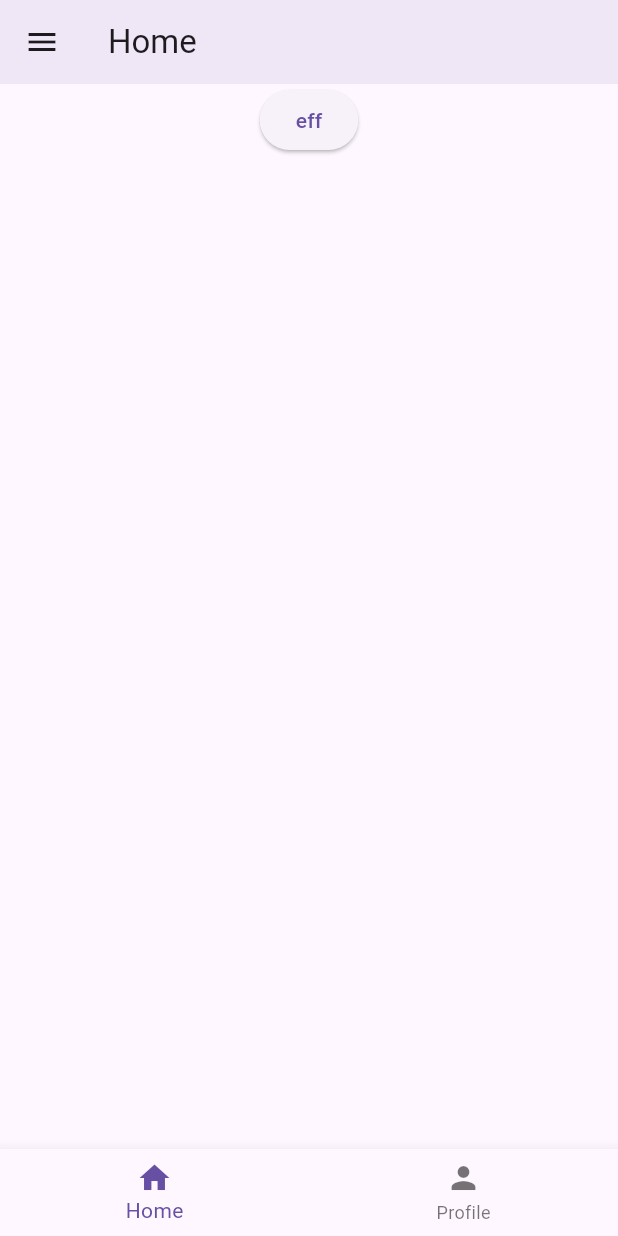
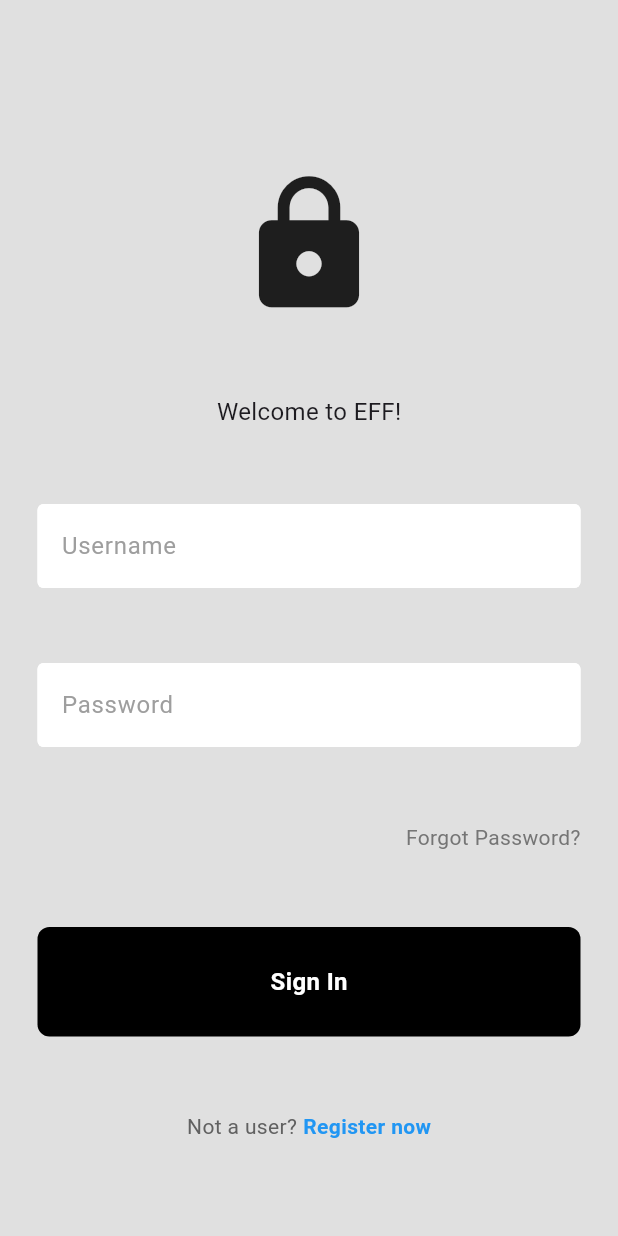
Before and after one commit to Sudharsanan11/Flutter-Project-EFF-, a Flutter app: the screen it shows after launch, on a phone screen of 412 x 824 dp. Run offline on Flutter 3.47's test engine with Material 3 defaults, Android fonts, the phone set to English and light mode, and no system bars.

Commit message:
feat: login page

```diff
--- /dev/null
+++ b/lib/Authentication/login.dart
@@ -0,0 +1,85 @@
+import 'package:erpnext_logistics_mobile/fields/button.dart';
+import 'package:flutter/material.dart';
+import 'package:erpnext_logistics_mobile/fields/text.dart';
+
+class LoginPage extends StatelessWidget {
+  LoginPage({super.key});
+
+  final usernameController = TextEditingController();
+  final passwordController = TextEditingController();
+
+  void signUserIn() {}
+
+  @override
+  Widget build(BuildContext context) {
+    return Scaffold(
+      backgroundColor: Colors.grey[300],
+      body: SafeArea(
+        child: Center(
+          child: Column(
+            mainAxisAlignment: MainAxisAlignment.center,
+            children: [
+              const SizedBox(height: 50),
+              const Icon(
+                Icons.lock,
+                size: 100,
+              ),
+              const SizedBox(height: 50),
+              const Text(
+                "Welcome to EFF!",
+                style: TextStyle(
+                  fontSize: 16,
+                ),
+              ),
+              const SizedBox(height: 50),
+              LoginText(
+                controller: usernameController,
+                hintText: 'Username',
+                obscureText: false,
+              ),
+              const SizedBox(height: 50),
+              LoginText(
+                controller: passwordController,
+                hintText: 'Password',
+                obscureText: true,
+              ),
+              const SizedBox(height: 50),
+              Padding(
+                padding: const EdgeInsets.symmetric(horizontal: 25.0),
+                child: Row(
+                  mainAxisAlignment: MainAxisAlignment.end,
+                  children: [
+                    Text(
+                      'Forgot Password?',
+                      style: TextStyle(color: Colors.grey[600]),
+                    ),
+                  ],
+                ),
+              ),
+              const SizedBox(height: 50),
+              MyButton(
+                onTap: signUserIn,
+              ),
+              const SizedBox(height: 50),
+              Row(
+                mainAxisAlignment: MainAxisAlignment.center,
+                children: [
+                  Text(
+                    'Not a user?',
+                    style: TextStyle(color: Colors.grey[700]),
+                  ),
+                  const SizedBox(width: 4),
+                  const Text(
+                    'Register now',
+                    style: TextStyle(
+                        color: Colors.blue, fontWeight: FontWeight.bold),
+                  )
+                ],
+              )
+            ],
+          ),
+        ),
+      ),
+    );
+  }
+}
--- /dev/null
+++ b/lib/api_endpoints.dart
@@ -0,0 +1,9 @@
+class ApiEndpoints {
+  static final String baseUrl = "http://192.168.1.29:8000/api/method/";
+  static _AuthEndPoints authEndpoints = _AuthEndPoints();
+}
+
+class _AuthEndPoints {
+  final String registerEmail = '';
+  final String loginEmail = 'login';
+}
--- a/lib/api_service.dart
+++ b/lib/api_service.dart
@@ -1,6 +1,5 @@
 import 'dart:convert';
 
-import 'package:flutter_dotenv/flutter_dotenv.dart';
 import 'package:http/http.dart' as http;
 
 
@@ -13,9 +12,8 @@ class ApiService {
   final String apiSecret = "87d8de62bc1b513";
 
   Future<Map<String, dynamic>> getresources(String resource) async {
-    final url = "http://192.168.1.18:8003";
     final response = await http.get(
-      Uri.parse(url+resource),
+      Uri.parse(baseurl+resource),
       headers: {
         'Content-Type': 'application/json',
         'Authorization': 'token $apikey:$apiSecret',
--- /dev/null
+++ b/lib/fields/button.dart
@@ -0,0 +1,26 @@
+import 'package:flutter/material.dart';
+
+class MyButton extends StatelessWidget {
+
+  final Function()? onTap;
+
+  const MyButton({super.key, required this.onTap});
+
+  @override
+  Widget build(BuildContext context) {
+    return GestureDetector(
+      onTap: onTap,
+      child: Container(
+        padding: const EdgeInsets.all(25),
+        margin: const EdgeInsets.symmetric(horizontal: 25),
+        decoration: BoxDecoration(color: Colors.black,borderRadius: BorderRadius.circular(8)),
+        child: const Center(
+          child: Text(
+            "Sign In",
+            style: TextStyle(color: Colors.white, fontWeight: FontWeight.bold, fontSize: 16),
+          ),
+        ),
+      ),
+    );
+  }
+}
--- /dev/null
+++ b/lib/fields/text.dart
@@ -0,0 +1,37 @@
+import 'package:flutter/material.dart';
+
+class LoginText extends StatelessWidget {
+  final controller;
+  final String hintText;
+  final bool obscureText;
+
+  const LoginText({
+    super.key,
+    required this.controller,
+    required this.hintText,
+    required this.obscureText,
+  });
+
+  @override
+  Widget build(BuildContext context) {
+    return Padding(
+      padding: const EdgeInsets.symmetric(horizontal: 25.0),
+      child: TextField(
+        controller: controller,
+        obscureText: obscureText,
+        decoration: InputDecoration(
+          enabledBorder: const OutlineInputBorder(
+            borderSide: BorderSide(color: Colors.white),
+          ),
+          focusedBorder: const OutlineInputBorder(
+            borderSide: BorderSide(color: Colors.grey),
+          ),
+          fillColor: Colors.white,
+          filled: true,
+          hintText: hintText,
+          hintStyle: TextStyle(color: Colors.grey[500])
+        ),
+      ),
+    );
+  }
+}
--- a/lib/main.dart
+++ b/lib/main.dart
@@ -5,14 +5,14 @@ import 'package:flutter/material.dart';
 // import 'package:eff_logistics/modules/assigned_order.dart';
 import "package:erpnext_logistics_mobile/modules/app_drawer.dart";
 import 'package:erpnext_logistics_mobile/modules/navigation_bar.dart';
-import 'package:flutter_dotenv/flutter_dotenv.dart';
 import "package:http/http.dart" as http;
 import 'package:erpnext_logistics_mobile/api_service.dart';
+import 'package:erpnext_logistics_mobile/Authentication/login.dart';
 
 Future<void> main() async{
   // await dotenv.load(fileName: '.env');
-runApp( MaterialApp(
-  home: EFF(),
+runApp(  MaterialApp(
+  home: LoginPage(),
 ));
 }
 
--- a/lib/modules/app_drawer.dart
+++ b/lib/modules/app_drawer.dart
@@ -14,7 +14,7 @@ class _AppDrawerState extends State<AppDrawer> {
     final List<Item> items = [
       // Item(name: "Home", icon: Icons.home),
       Item(name: "LR History", icon: Icons.history),
-      Item(name: "Assignment List", icon: Icons.list)
+      Item(name: "Assignment List", icon: Icons.list),
     ];
     return Drawer(
       child: ListView.builder(
--- a/pubspec.yaml
+++ b/pubspec.yaml
@@ -38,6 +38,8 @@ dependencies:
   http: ^1.2.1
   connectivity_plus: ^6.0.3
   internet_connection_checker: ^1.0.0+1
+  get: ^4.6.6
+  shared_preferences: ^2.2.3
 
 dev_dependencies:
   flutter_test:
```
Also changed, not shown: pubspec.lock, 1 other file.
